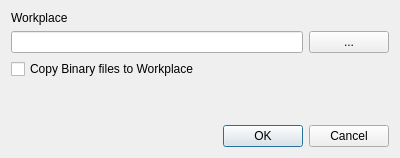
Qt form settingsdialog.ui (mdamien/NotesManager) before a commit.
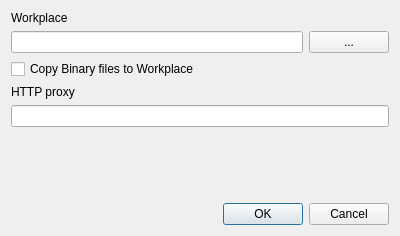
The same form after that commit.

Commit message: Proxy setting BinaryWidget Fixed

```diff
--- a/settingsdialog.ui
+++ b/settingsdialog.ui
@@ -10,7 +10,7 @@
     <x>0</x>
     <y>0</y>
     <width>400</width>
-    <height>158</height>
+    <height>236</height>
    </rect>
   </property>
   <property name="windowTitle">
@@ -45,6 +45,16 @@
      </property>
     </widget>
    </item>
+   <item>
+    <widget class="QLabel" name="proxy_label">
+     <property name="text">
+      <string>HTTP proxy</string>
+     </property>
+    </widget>
+   </item>
+   <item>
+    <widget class="QLineEdit" name="proxy"/>
+   </item>
    <item>
     <spacer name="verticalSpacer">
      <property name="orientation">
```
The commit also changes 6 other files.
